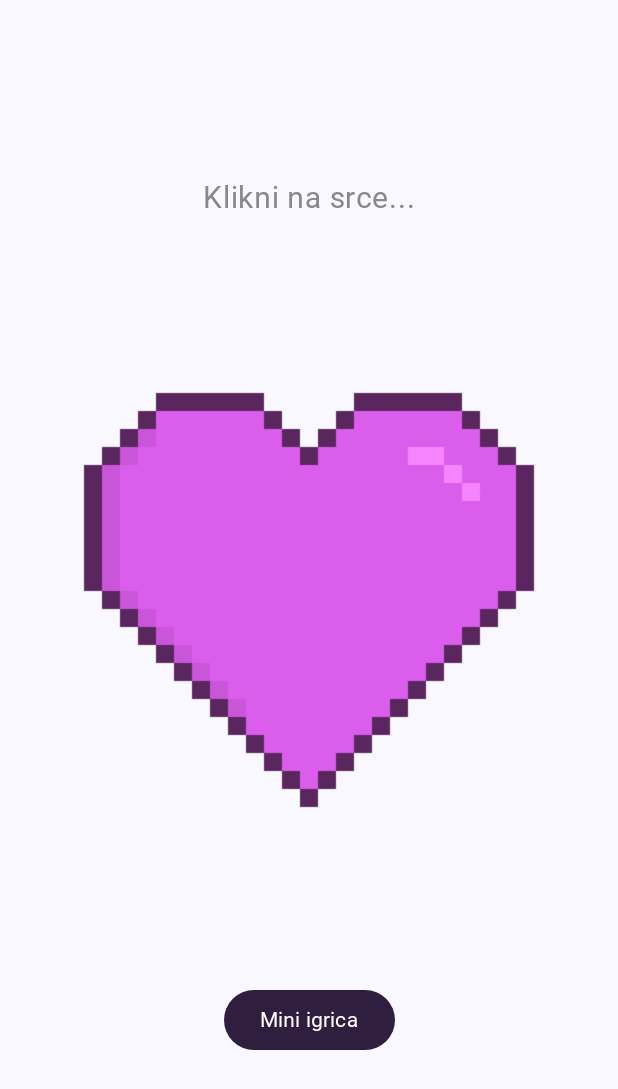
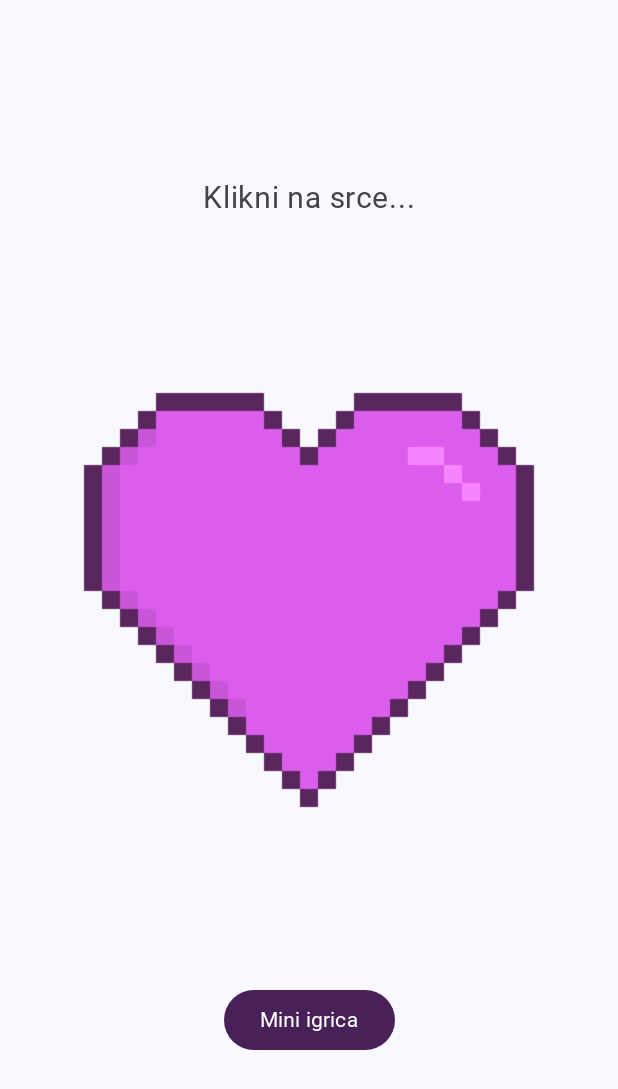
Before and after one commit to tajdzena/AnniversaryApp, an Android app built with Jetpack Compose: the screen it shows after launch (MainActivity), on a phone screen of 412 x 824 dp. Shown: the top 1089 px of the screen. Run offline under Robolectric (Android 15) with nearby library versions, the phone set to English and light mode, and no system bars; libraries missing offline, so code that uses them is left out: nl.dionsegijn.konfetti; Roboto replaces fonts that are not available here.

Commit message:
Dinamicko menjanje boje teksta za Light/Dark mode, SDK promenjen, nivoi promenjeni, konfete jos jedne

```diff
--- a/app/build.gradle.kts
+++ b/app/build.gradle.kts
@@ -9,7 +9,7 @@ android {
 
     defaultConfig {
         applicationId = "com.example.anniversaryapp"
-        minSdk = 35
+        minSdk = 34
         targetSdk = 35
         versionCode = 1
         versionName = "1.0"
--- a/app/src/main/java/com/example/anniversaryapp/MainActivity.kt
+++ b/app/src/main/java/com/example/anniversaryapp/MainActivity.kt
@@ -43,7 +43,11 @@ import nl.dionsegijn.konfetti.core.emitter.Emitter
 import nl.dionsegijn.konfetti.core.models.Shape
 import nl.dionsegijn.konfetti.core.models.Size
 import java.util.concurrent.TimeUnit
-
+import androidx.compose.foundation.gestures.detectTapGestures
+import androidx.compose.foundation.isSystemInDarkTheme
+import androidx.compose.ui.input.pointer.pointerInput
+import androidx.compose.ui.platform.LocalConfiguration
+import kotlin.random.Random
 
 class MainActivity : ComponentActivity() {
     override fun onCreate(savedInstanceState: Bundle?) {
@@ -77,9 +81,12 @@ fun AnniversaryApp(){
 
 }
 
+
 @Composable
 fun HomeScreen(onStartGame: () -> Unit){
     val backgroundColor = MaterialTheme.colorScheme.background
+    val isDark = isSystemInDarkTheme()
+    val textColor = if (isDark) Color.White else Color.DarkGray
 
     val scale = remember { Animatable(1f) }
     var clickCount by remember { mutableStateOf(0) }
@@ -99,6 +106,10 @@ fun HomeScreen(onStartGame: () -> Unit){
 
     val maxClicks = 4
 
+    //Konfete
+    var showConfetti by remember { mutableStateOf(false) }
+    var showPurpleConfetti by remember { mutableStateOf(false) }
+
     Box(modifier = Modifier.fillMaxSize()) {
 
         // Glavni sadrzaj
@@ -113,7 +124,7 @@ fun HomeScreen(onStartGame: () -> Unit){
             Text(
                 text = "Klikni na srce...",
                 fontSize = 20.sp,
-                color = Color.Gray //Podesiti za dark theme?
+                color = textColor //Podesiti za dark theme?
             )
 
             Image(
@@ -122,13 +133,21 @@ fun HomeScreen(onStartGame: () -> Unit){
                 modifier = Modifier
                     .size(512.dp)
                     .scale(scale.value)
-                    .clickable {
+                    .pointerInput(Unit) {
+                        detectTapGestures(
+                            onTap = {
                                 clickCount++
+                                haptic.performHapticFeedback(HapticFeedbackType.LongPress)
+                            },
+                            onLongPress = {
+                                showPurpleConfetti = true
                                 haptic.performHapticFeedback(HapticFeedbackType.LongPress)
                             }
                         )
+                    }
+            )
 
-            if (clickCount >= maxClicks) {
+            if (clickCount == maxClicks) {
                 Text(
                     text = "4 klika za 4 godine ljubavi!\nVojim te 🐻 <3 🐸",
                     color = Color.hsl(300f, 0.6f, 0.7f),
@@ -136,42 +155,68 @@ fun HomeScreen(onStartGame: () -> Unit){
                     textAlign = TextAlign.Center
                 )
                 Spacer(modifier = Modifier.height(32.dp))
+                showConfetti = true
             }
 
             Button(onClick = onStartGame,
                 colors = ButtonDefaults.buttonColors(
-                    containerColor = Color(0xED210E31)
+                    containerColor = Color(0xED3B124D)
                 )) {
                 Text("Mini igrica", fontFamily = InterFont, color = Color.White)
             }
         }
 
-        // Konfete kao overlay
-        if (clickCount >= maxClicks) {
+        if (showConfetti || showPurpleConfetti) {
             KonfettiView(
                 modifier = Modifier
                     .fillMaxSize()
-                    .zIndex(1f), // osigurava da je iznad svega
+                    .zIndex(1f),
                 parties = listOf(
                     Party(
                         emitter = Emitter(duration = 3, TimeUnit.SECONDS).perSecond(100),
-                        position = Position.Relative(0.5, 0.0), // sa sredine gore
+                        position = Position.Relative(0.5, 0.0),
                         spread = 360,
                         speed = 30f,
                         shapes = listOf(Shape.Circle, Shape.Square),
-                        colors = listOf(0xfce18a.toInt(), 0xff726d.toInt(), 0xf4306d.toInt(), 0xb48def.toInt()),
+                        colors = if (showPurpleConfetti) {
+                            listOf(
+                                0xFFB6A0FF.toInt(),
+                                0xFF957DAD.toInt(),
+                                0xFFB48DEF.toInt(),
+                                0xFF9C27B0.toInt(),
+                                0xFFCE93D8.toInt()
+                            )
+                        } else {
+                            listOf(
+                                0xfce18a.toInt(),
+                                0xff726d.toInt(),
+                                0xf4306d.toInt(),
+                                0xb48def.toInt()
+                            )
+                        },
                         size = listOf(Size.SMALL, Size.LARGE)
                     )
                 )
             )
+            // Reset posle 3 sekunde
+            LaunchedEffect(showConfetti, showPurpleConfetti) {
+                delay(5000)
+                showConfetti = false
+                showPurpleConfetti = false
+            }
         }
     }
 }
 
 
+
+
+
 @Composable
 fun MiniGameScreen(onExit: () -> Unit) {
     val backgroundColor = MaterialTheme.colorScheme.background
+    val isDark = isSystemInDarkTheme()
+    val textColor = if (isDark) Color.White else Color.DarkGray
 
     val scale = remember { Animatable(1f) }
     var score by remember { mutableStateOf(0) }
@@ -179,7 +224,7 @@ fun MiniGameScreen(onExit: () -> Unit) {
 
     //Nivoi
     //Napomena - namestiti da dok traje odbrojavanje i igranje jednog nivoa, ostala dva dugmeta treba da postanu disabled
-    val durations = listOf(5, 15, 30)
+    val durations = listOf(5, 10, 20)
     var selectedDuration by remember { mutableStateOf(5) }
 
     var timeLeft by remember { mutableStateOf(selectedDuration) } //U zavisnosti od nivoa
@@ -228,11 +273,11 @@ fun MiniGameScreen(onExit: () -> Unit) {
                     enabled = !gameRunning, //disable ostala dva dugmica dok jedan nivo traje
                     colors = ButtonDefaults.buttonColors(
                         containerColor = when {
-                            selectedDuration == duration -> Color(0xED210E31) // Boja za selektovan nivo kad nije igra
+                            selectedDuration == duration -> Color(0xED3B124D) // Boja za selektovan nivo kad nije igra
                             else -> Color.Gray // Ostali
                         },
                         disabledContainerColor = when {
-                            gameRunning && duration == selectedDuration -> Color(0xED210E31) //aktivni nivo da izgleda isto i kad je disabled - (custom boja kasnije - Color(0xFFB00020) hex kod)
+                            gameRunning && duration == selectedDuration -> Color(0xED3B124D) //aktivni nivo da izgleda isto i kad je disabled - (custom boja kasnije - Color(0xFFB00020) hex kod)
                             else -> Color.Gray
                         }
                     ),
@@ -251,11 +296,12 @@ fun MiniGameScreen(onExit: () -> Unit) {
             if (!gameRunning) "Klikni što više puta\n za odabrano vreme!"
             else "Najveći broj klikova: $highScore\n\nPreostalo vreme: ${timeLeft}s",
             fontSize = 20.sp,
-            textAlign = TextAlign.Center //Podesiti da tekst bude bele boje u dark modu
+            textAlign = TextAlign.Center,
+            color = textColor //Podesiti da tekst bude bele boje u dark modu
         )
 
         if (gameRunning) {
-            Text("Broj klikova: $score", fontSize = 20.sp)
+            Text("Broj klikova: $score", fontSize = 20.sp, color = textColor)
         }
 
         //Spacer(modifier = Modifier.height(6.dp))
@@ -266,7 +312,9 @@ fun MiniGameScreen(onExit: () -> Unit) {
             modifier = Modifier
                 .size(512.dp)
                 .scale(scale.value)
-                .clickable {
+                .pointerInput(Unit) {
+                    detectTapGestures(
+                        onTap = {
                             if (!gameRunning) {
                                 score = 0
                                 timeLeft = selectedDuration
@@ -276,13 +324,24 @@ fun MiniGameScreen(onExit: () -> Unit) {
                             }
                         }
                     )
+                }
+//                .clickable {
+//                    if (!gameRunning) {
+//                        score = 0
+//                        timeLeft = selectedDuration
+//                        gameRunning = true
+//                    } else {
+//                        score++
+//                    }
+//                }
+        )
 
         Spacer(modifier = Modifier.height(16.dp))
 
         Button(
             onClick = onExit,
             colors = ButtonDefaults.buttonColors(
-                containerColor = Color(0xED210E31)
+                containerColor = Color(0xED3B124D)
             )
         ) {
             Text("Nazad", color = Color.White, fontFamily = InterFont)
```
Also changed, not shown: app/src/main/java/com/example/anniversaryapp/FallingHeart.kt (added, +11 -0 lines). Lines whose indentation alone changed are shown as unchanged.
